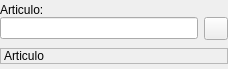
Old version of the form bulmages/bulmafact/src/busquedaarticulobase.ui in the repository eboladev/Bulmages-1.
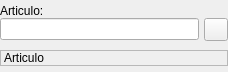
New version of the form. Icons and pictures are not drawn.

Diff of the .ui file:
```diff
--- a/bulmages/bulmafact/src/busquedaarticulobase.ui
+++ b/bulmages/bulmafact/src/busquedaarticulobase.ui
@@ -9,7 +9,7 @@
     <x>0</x>
     <y>0</y>
     <width>228</width>
-    <height>69</height>
+    <height>72</height>
    </rect>
   </property>
   <property name="windowTitle" >
@@ -51,7 +51,7 @@
         <number>0</number>
        </property>
        <property name="spacing" >
-        <number>6</number>
+        <number>5</number>
        </property>
        <item>
         <widget class="QLineEdit" name="m_codigocompletoarticulo" >
```
Left out of the diff: 4 changed lines with no effect on the pictures.
